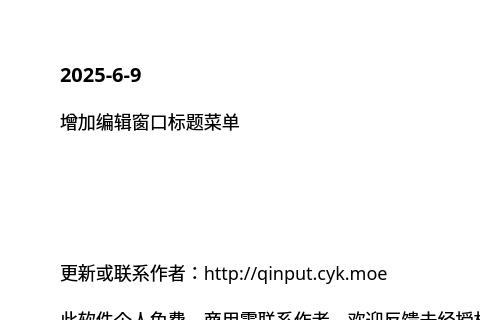
Old version of the form source/ui/AboutUi.ui in the repository ChiyukiGana/Quickinput; both pictures show x 0 to 480 and y 0 to 320 of the 640 by 440 pixel window.
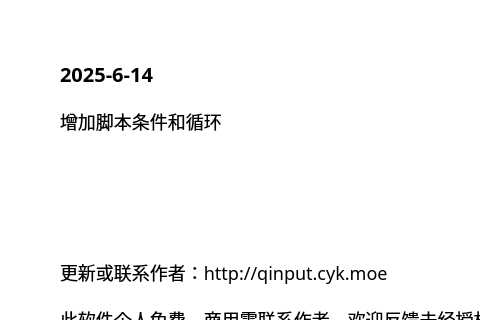
New version of the form.

```diff
--- a/source/ui/AboutUi.ui
+++ b/source/ui/AboutUi.ui
@@ -91,7 +91,7 @@
          <string notr="true">font-size:20px</string>
         </property>
         <property name="text">
-         <string>2025-6-9</string>
+         <string>2025-6-14</string>
         </property>
         <property name="textFormat">
          <enum>Qt::PlainText</enum>
@@ -107,7 +107,7 @@
          </sizepolicy>
         </property>
         <property name="text">
-         <string>增加编辑窗口标题菜单</string>
+         <string>增加脚本条件和循环</string>
         </property>
         <property name="textFormat">
          <enum>Qt::PlainText</enum>
```
